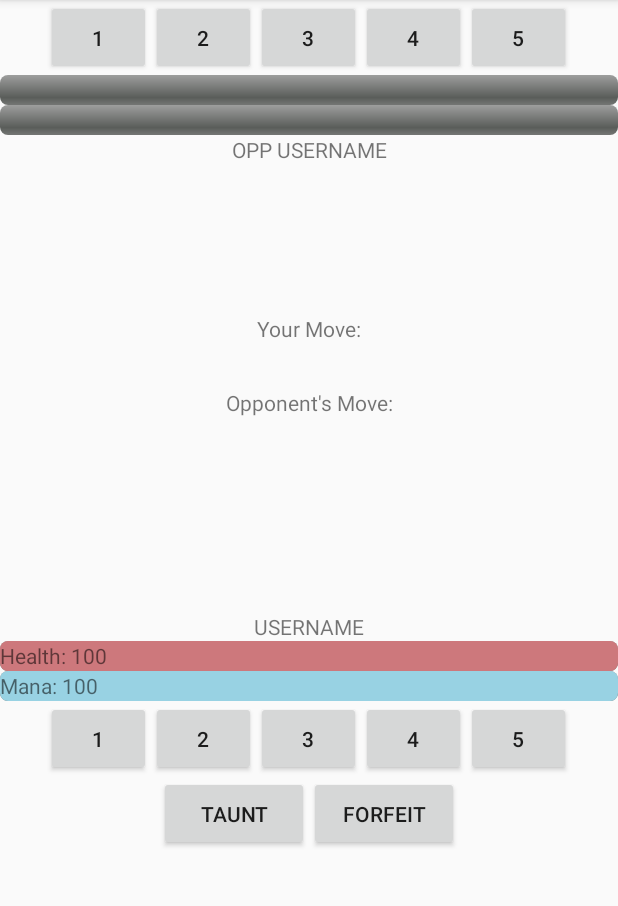
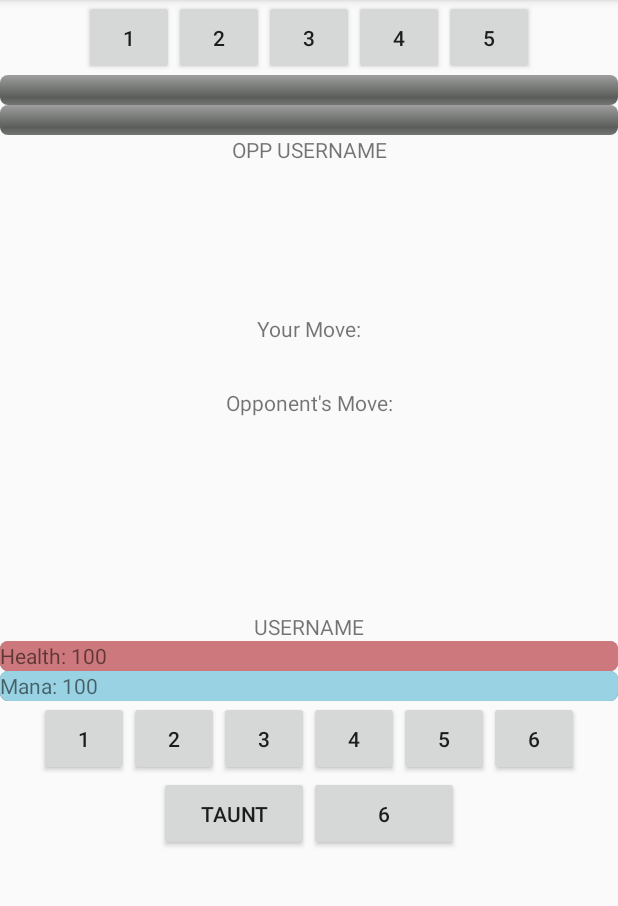
Before and after one commit to crosenblatt/wizard-duel-2-app, an Android app: the GameActivity screen opened directly, with no data from a screen before it, on a phone screen of 412 x 824 dp, the part 84-990 px from its top. Run offline under Robolectric (Android 15) with nearby library versions, the phone set to English and light mode, and no system bars; libraries missing offline, so code that uses them is left out: com.facebook, com.facebook.share, com.github.nkzawa.emitter, com.github.nkzawa.socketio, com.twitter.sdk; 9 statements that could not run were skipped.

Commit message:
final fixes to end sprint 2

```diff
--- a/WizardDuel2/app/src/main/java/com/cs307/crosenblatt/wizardduel2/ELO.java
+++ b/WizardDuel2/app/src/main/java/com/cs307/crosenblatt/wizardduel2/ELO.java
@@ -17,7 +17,7 @@ public class ELO implements Serializable {
         return 1.0f * 1.0f / (1 + 1.0f * (float)(Math.pow(10, 1.0f * (rating1 - rating2) / 400)));
     }
 
-    int computeScore(int wins, int losses, int level, int rank) {
+    static int computeScore(int user1, int user2, int K, boolean d) {
         //TODO: Advanced ELO algorithm
         float Ra = (float) user1;
         float Rb = (float) user2;
--- a/WizardDuel2/app/src/main/java/com/cs307/crosenblatt/wizardduel2/GameActivity.java
+++ b/WizardDuel2/app/src/main/java/com/cs307/crosenblatt/wizardduel2/GameActivity.java
@@ -1,6 +1,7 @@
 package com.cs307.crosenblatt.wizardduel2;
 
 import android.content.Intent;
+import android.content.SharedPreferences;
 import android.content.res.ColorStateList;
 import android.graphics.Color;
 import android.icu.text.SymbolTable;
@@ -25,6 +26,7 @@ import android.support.v7.app.AlertDialog;
 import android.widget.ExpandableListAdapter;
 import org.json.JSONException;
 
+import com.facebook.share.Share;
 import com.github.nkzawa.emitter.Emitter;
 import com.github.nkzawa.socketio.client.IO;
 import com.github.nkzawa.socketio.client.Socket;
@@ -56,6 +58,7 @@ public class GameActivity extends AppCompatActivity {
     Player player, opponent;
     ProgressBar healthBar, manaBar, oppHealthBar, oppManaBar;
     RelativeLayout last_moves;
+
     float origHealth, oppOrigHealth;
 
     @Override
@@ -509,6 +512,8 @@ public class GameActivity extends AppCompatActivity {
             Toast.makeText(this, "It's a Tie!", Toast.LENGTH_LONG).show();
         }
 
+        final Player winFinal = winner;
+
         if(over) {
             player.setHealth(origHealth);
             opponent.setHealth(oppOrigHealth);
@@ -522,10 +527,6 @@ public class GameActivity extends AppCompatActivity {
             oppManaBar.setProgress(Integer.MAX_VALUE);
             turnOffButtons();
             socket.emit("leave", room);
-            Intent i = new Intent(GameActivity.this, PostGameActivity.class);
-            i.putExtra("player", player);
-            i.putExtra("winner", winner);
-            startActivity(i);
             if(oppWon) {
                 // ADD LOSS
                 player.getUser().setLosses(player.getUser().getLosses() + 1);
@@ -541,7 +542,7 @@ public class GameActivity extends AppCompatActivity {
 
             System.out.println("BEFORE: " + player.getUser().getLevel());
             int newLevel = player.getUser().checkLevelUp();
-            player.getUser().setLevel(newLevel);
+            //player.getUser().setLevel(newLevel);
             System.out.println("AFTER: " + player.getUser().getLevel());
             if (newLevel != 0 ){
                 Toast.makeText(this, "You've leveled up!", Toast.LENGTH_LONG).show();
@@ -551,17 +552,19 @@ public class GameActivity extends AppCompatActivity {
             int[] titleUnlocks = new int[player.getUser().getLevel()];
             for(int i = 0; i < player.getUser().getLevel(); i++) {
                 titleUnlocks[i] = i;
+                System.out.println(titleUnlocks);
             }
 
 
             try {
                 socket.emit("updateUnlockedTitles", player.getUser().username, new JSONArray(titleUnlocks));
+                socket.emit("updateActiveTitle", player.getUser().getUsername(), player.getUser().getTitle().getNumVal());
             } catch (JSONException e) {
                 e.printStackTrace();
             }
 
             // update database
-            socket.emit("gameover", player.getUser().username, player.getUser().getSkillScore().getScore(), newLevel, oppWon); // args are <username>, <new elo>, < new level>, <oppWon>
+            socket.emit("gameover", player.getUser().username, player.getUser().getSkillScore().getScore(), player.getUser().getLevel(), oppWon); // args are <username>, <new elo>, < new level>, <oppWon>
             socket.once("updatedStats", new Emitter.Listener() {
                 @Override
                 public void call(final Object... args) {
@@ -573,28 +576,23 @@ public class GameActivity extends AppCompatActivity {
                                 // GETS NEW USER RANK
                                 final int rank = result.getInt("rank");
                                 System.out.println(player.getUser().username + " RANK: " + rank);
-                                try {
-                                    runOnUiThread(new Runnable() {
-                                        @Override
-                                        public void run() {
-                                            try {
 
-                                                Intent show = new Intent(GameActivity.this, HomePageActivity.class);
-                                                show.putExtra("uname", player.getUser().getUsername());
-                                                show.putExtra("uwins",  player.getUser().getWins());
-                                                show.putExtra("ulosses", player.getUser().getLosses());
-                                                show.putExtra("ulevel", player.getUser().getLevel());
-                                                show.putExtra("urank", rank);
-                                                show.putExtra("uelo", player.getUser().getSkillScore().getScore());
-                                                startActivity(show);
-                                            } catch(Exception e) {
+                                SharedPreferences sharedPreferences = getSharedPreferences("User_Info", 0);
+                                SharedPreferences.Editor editor = sharedPreferences.edit();
 
-                                            }
-                                        }
-                                    });
-                                } catch (Exception e) {
+                                Intent show = new Intent(GameActivity.this, PostGameActivity.class);
 
-                                }
+                                editor.putInt("userWins", player.getUser().getWins());
+                                editor.putInt("userLosses",player.getUser().getLosses());
+                                editor.putInt("userELO", player.getUser().getSkillScore().getScore());
+                                editor.putInt("userRank", rank);
+                                editor.putInt("userLevel", player.getUser().getLevel());
+                                editor.putInt("userTitle", player.getUser().getTitle().getNumVal());
+                                editor.apply();
+
+                                show.putExtra("player", player);
+                                show.putExtra("winner", winFinal);
+                                startActivity(show);
                             } catch (Exception e) {
                                 e.printStackTrace();
                                 opponentCast.setText("ERROR");
--- a/WizardDuel2/app/src/main/java/com/cs307/crosenblatt/wizardduel2/StatpageActivity.java
+++ b/WizardDuel2/app/src/main/java/com/cs307/crosenblatt/wizardduel2/StatpageActivity.java
@@ -56,7 +56,7 @@ public class StatpageActivity extends AppCompatActivity {
                         sharedPreferences.getInt("wins",1),
                         sharedPreferences.getInt("losses",1),
                         sharedPreferences.getInt("level",1),
-                        Title.NOOB, new ELO(sharedPreferences.getInt("elo",1)),
+                        Title.valueOf(sharedPreferences.getInt("title", 0)), new ELO(sharedPreferences.getInt("elo",1)),
                         State.OFFLINE,new Spell[5]);
 
         username_textview=(TextView)findViewById(R.id.username_textview);
@@ -75,7 +75,7 @@ public class StatpageActivity extends AppCompatActivity {
         losses_textview.setText("Losses: " + String.valueOf(user.getLosses()));
         level_textview.setText("Level: " + String.valueOf(user.getLevel()));
         elo_textview.setText("ELO Score: " + String.valueOf(user.getSkillScore().getScore()));
-        rank_textview.setText("Title: " + user.getTitle().toString());
+        rank_textview.setText("Title: " + user.getTitle());
 
         //LoginManager.getInstance().logInWithPublishPermissions(this, Arrays.asList("publish_to_groups"));
 
--- a/WizardDuel2/app/src/main/res/layout/activity_game.xml
+++ b/WizardDuel2/app/src/main/res/layout/activity_game.xml
@@ -17,31 +17,31 @@
             android:id="@id/opp_spells">
 
             <Button
-                android:layout_width="70dp"
+                android:layout_width="60dp"
                 android:layout_height="50dp"
                 android:layout_gravity="top"
                 android:id="@id/button_opp_spell1"
                 android:text="@string/spell1"/>
             <Button
-                android:layout_width="70dp"
+                android:layout_width="60dp"
                 android:layout_height="50dp"
                 android:layout_gravity="top"
                 android:id="@id/button_opp_spell2"
                 android:text="@string/spell2"/>
             <Button
-                android:layout_width="70dp"
+                android:layout_width="60dp"
                 android:layout_height="50dp"
                 android:layout_gravity="top"
                 android:id="@id/button_opp_spell3"
                 android:text="@string/spell3"/>
             <Button
-                android:layout_width="70dp"
+                android:layout_width="60dp"
                 android:layout_height="50dp"
                 android:layout_gravity="top"
                 android:id="@id/button_opp_spell4"
                 android:text="@string/spell4"/>
             <Button
-                android:layout_width="70dp"
+                android:layout_width="60dp"
                 android:layout_height="50dp"
                 android:layout_gravity="top"
                 android:id="@id/button_opp_spell5"
@@ -257,35 +257,41 @@
                 android:layout_height="wrap_content"
                 android:gravity="center_horizontal">
                 <Button
-                    android:layout_width="70dp"
+                    android:layout_width="60dp"
                     android:layout_height="50dp"
                     android:layout_gravity="bottom"
                     android:id="@id/button_spell1"
                     android:text="@string/spell1"/>
                 <Button
-                    android:layout_width="70dp"
+                    android:layout_width="60dp"
                     android:layout_height="50dp"
                     android:layout_gravity="bottom"
                     android:id="@id/button_spell2"
                     android:text="@string/spell2"/>
                 <Button
-                    android:layout_width="70dp"
+                    android:layout_width="60dp"
                     android:layout_height="50dp"
                     android:layout_gravity="bottom"
                     android:id="@id/button_spell3"
                     android:text="@string/spell3"/>
                 <Button
-                    android:layout_width="70dp"
+                    android:layout_width="60dp"
                     android:layout_height="50dp"
                     android:layout_gravity="bottom"
                     android:id="@id/button_spell4"
                     android:text="@string/spell4"/>
                 <Button
-                    android:layout_width="70dp"
+                    android:layout_width="60dp"
                     android:layout_height="50dp"
                     android:layout_gravity="bottom"
                     android:id="@id/button_spell5"
                     android:text="@string/spell5"/>
+                <Button
+                    android:layout_width="60dp"
+                    android:layout_height="50dp"
+                    android:layout_gravity="bottom"
+                    android:id="@id/forfeit"
+                    android:text="@string/forfeit"/>
             </LinearLayout>
 
         </RelativeLayout>
--- a/WizardDuel2/app/src/main/res/values/strings.xml
+++ b/WizardDuel2/app/src/main/res/values/strings.xml
@@ -57,7 +57,7 @@
     <string name="com.twitter.sdk.android.CONSUMER_KEY">lpvT9w7Uwq3Vk9eMYGyTbTW1D</string>
     <string name="com.twitter.sdk.android.CONSUMER_SECRET">J4FF94vEHdbOaC7OEhnkClfaol6tOymVLVm4g9F7rzCKQmj2pL</string>
     <string name="tweet_button">Tweet Your Stats</string>
-    <string name="forfeit">Forfeit</string>
+    <string name="forfeit">6</string>
     <string name="taunt">Taunt</string>
     <string name="dialog_message">Are you sure you\'d like to forfeit? This will result in a loss.</string>
     <string name="dialog_title">Forfeit?</string>
```
Also changed, not shown: WizardDuel2/app/src/main/java/com/cs307/crosenblatt/wizardduel2/HomePageActivity.java (+16 -1 lines), WizardDuel2/app/src/main/java/com/cs307/crosenblatt/wizardduel2/LeaderboardListAdapter.java (+4 -3 lines), WizardDuel2/app/src/main/java/com/cs307/crosenblatt/wizardduel2/PostGameActivity.java (+7 -3 lines), WizardDuel2/app/src/main/java/com/cs307/crosenblatt/wizardduel2/SpellPageActivity.java (+14 -0 lines), WizardDuel2/app/src/main/java/com/cs307/crosenblatt/wizardduel2/Title.java (+17 -12 lines), WizardDuel2/app/src/main/java/com/cs307/crosenblatt/wizardduel2/User.java (+4 -4 lines).
